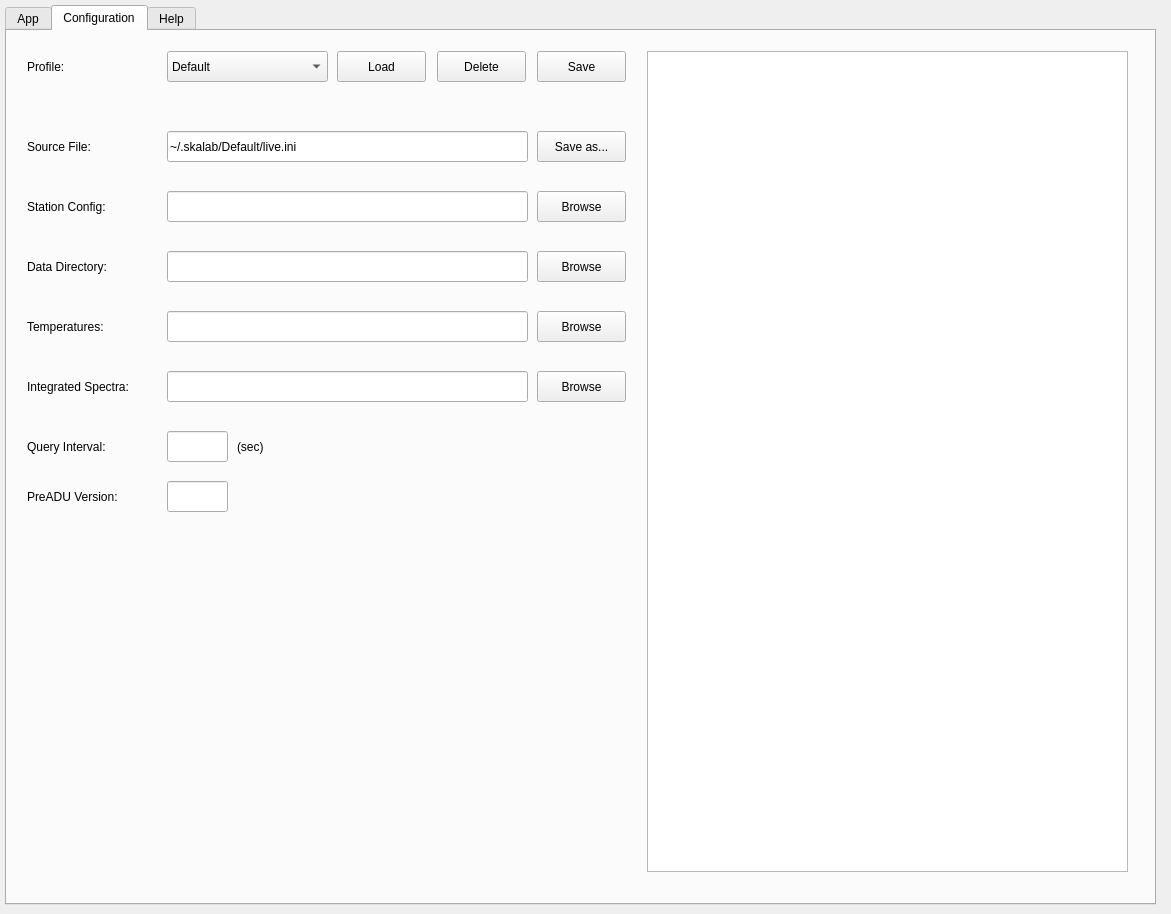
The window that skalab_live.ui (amattana/skalab) describes before a commit, drawn with Qt 5.
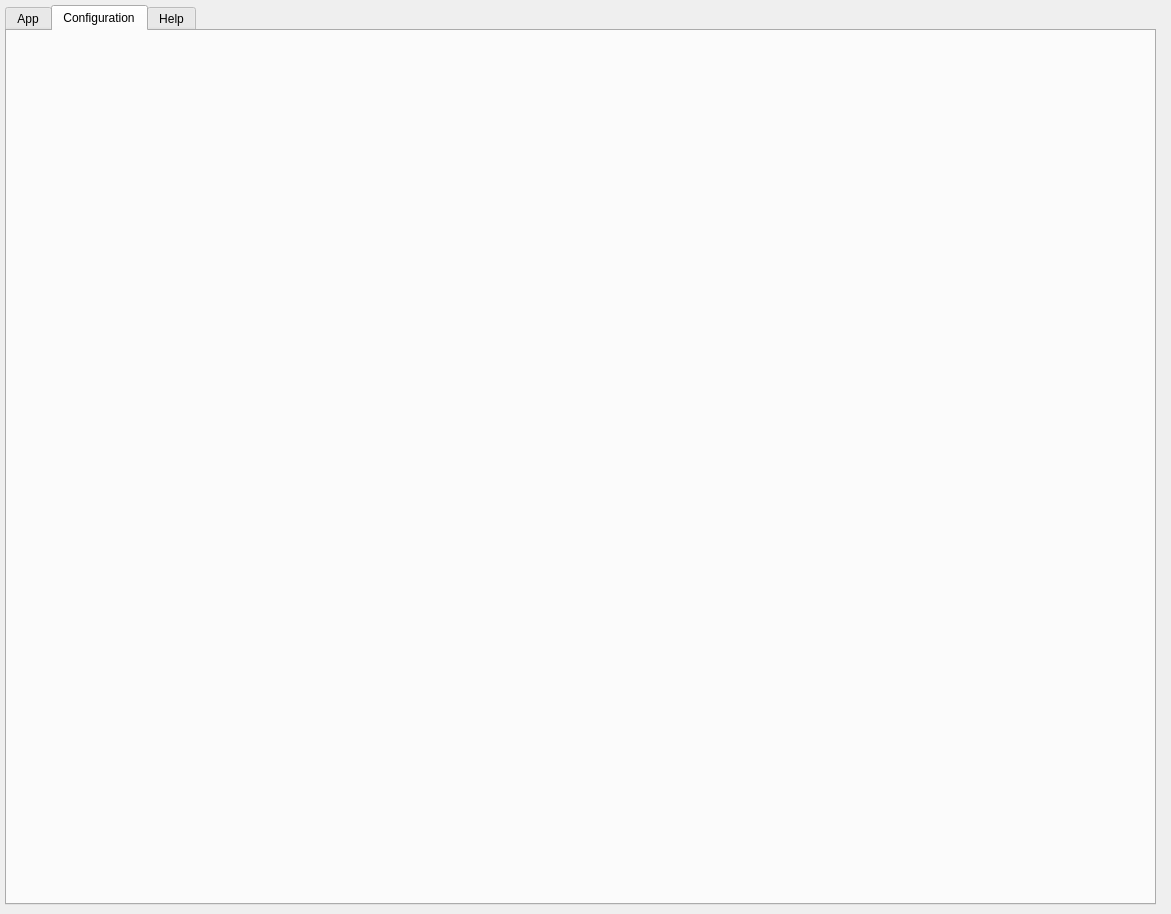
The same window after the commit. The open tabs and pages were chosen to show the change.

Commit message: Profile Manager

What changed in the file:
```diff
--- a/skalab_live.ui
+++ b/skalab_live.ui
@@ -1543,424 +1543,6 @@
     <attribute name="title">
      <string>Configuration</string>
     </attribute>
-    <widget class="QPushButton" name="qbutton_save_2">
-     <property name="geometry">
-      <rect>
-       <x>530</x>
-       <y>20</y>
-       <width>89</width>
-       <height>31</height>
-      </rect>
-     </property>
-     <property name="text">
-      <string>Save</string>
-     </property>
-    </widget>
-    <widget class="QPushButton" name="qbutton_load">
-     <property name="geometry">
-      <rect>
-       <x>330</x>
-       <y>20</y>
-       <width>89</width>
-       <height>31</height>
-      </rect>
-     </property>
-     <property name="text">
-      <string>Load</string>
-     </property>
-    </widget>
-    <widget class="QComboBox" name="qcombo_profile">
-     <property name="geometry">
-      <rect>
-       <x>160</x>
-       <y>20</y>
-       <width>161</width>
-       <height>31</height>
-      </rect>
-     </property>
-     <property name="maxVisibleItems">
-      <number>16</number>
-     </property>
-     <property name="duplicatesEnabled">
-      <bool>false</bool>
-     </property>
-     <item>
-      <property name="text">
-       <string>Default</string>
-      </property>
-     </item>
-    </widget>
-    <widget class="QLabel" name="qlabel_conf_label_5">
-     <property name="geometry">
-      <rect>
-       <x>20</x>
-       <y>20</y>
-       <width>71</width>
-       <height>31</height>
-      </rect>
-     </property>
-     <property name="layoutDirection">
-      <enum>Qt::LeftToRight</enum>
-     </property>
-     <property name="text">
-      <string>Profile:</string>
-     </property>
-     <property name="alignment">
-      <set>Qt::AlignLeading|Qt::AlignLeft|Qt::AlignVCenter</set>
-     </property>
-    </widget>
-    <widget class="QPushButton" name="qbutton_delete">
-     <property name="geometry">
-      <rect>
-       <x>430</x>
-       <y>20</y>
-       <width>89</width>
-       <height>31</height>
-      </rect>
-     </property>
-     <property name="text">
-      <string>Delete</string>
-     </property>
-    </widget>
-    <widget class="QPushButton" name="qbutton_saveas">
-     <property name="geometry">
-      <rect>
-       <x>530</x>
-       <y>100</y>
-       <width>89</width>
-       <height>31</height>
-      </rect>
-     </property>
-     <property name="text">
-      <string>Save as...</string>
-     </property>
-    </widget>
-    <widget class="QLabel" name="qlabel_conf_label">
-     <property name="geometry">
-      <rect>
-       <x>20</x>
-       <y>100</y>
-       <width>91</width>
-       <height>31</height>
-      </rect>
-     </property>
-     <property name="layoutDirection">
-      <enum>Qt::LeftToRight</enum>
-     </property>
-     <property name="text">
-      <string>Source File:</string>
-     </property>
-     <property name="alignment">
-      <set>Qt::AlignLeading|Qt::AlignLeft|Qt::AlignVCenter</set>
-     </property>
-    </widget>
-    <widget class="QLineEdit" name="qline_configuration_file">
-     <property name="geometry">
-      <rect>
-       <x>160</x>
-       <y>100</y>
-       <width>361</width>
-       <height>31</height>
-      </rect>
-     </property>
-     <property name="text">
-      <string>~/.skalab/Default/live.ini</string>
-     </property>
-     <property name="readOnly">
-      <bool>true</bool>
-     </property>
-    </widget>
-    <widget class="QTableWidget" name="qtable_conf">
-     <property name="geometry">
-      <rect>
-       <x>640</x>
-       <y>20</y>
-       <width>481</width>
-       <height>821</height>
-      </rect>
-     </property>
-    </widget>
-    <widget class="QPushButton" name="qbutton_browse_data_directory">
-     <property name="geometry">
-      <rect>
-       <x>530</x>
-       <y>220</y>
-       <width>89</width>
-       <height>31</height>
-      </rect>
-     </property>
-     <property name="text">
-      <string>Browse</string>
-     </property>
-    </widget>
-    <widget class="QLineEdit" name="qline_output_dir">
-     <property name="geometry">
-      <rect>
-       <x>160</x>
-       <y>220</y>
-       <width>361</width>
-       <height>31</height>
-      </rect>
-     </property>
-     <property name="text">
-      <string/>
-     </property>
-     <property name="readOnly">
-      <bool>false</bool>
-     </property>
-    </widget>
-    <widget class="QLabel" name="qlabel_conf_label_2">
-     <property name="geometry">
-      <rect>
-       <x>20</x>
-       <y>220</y>
-       <width>121</width>
-       <height>31</height>
-      </rect>
-     </property>
-     <property name="layoutDirection">
-      <enum>Qt::LeftToRight</enum>
-     </property>
-     <property name="text">
-      <string>Data Directory:</string>
-     </property>
-     <property name="alignment">
-      <set>Qt::AlignLeading|Qt::AlignLeft|Qt::AlignVCenter</set>
-     </property>
-    </widget>
-    <widget class="QLabel" name="qlabel_conf_label_8">
-     <property name="geometry">
-      <rect>
-       <x>20</x>
-       <y>400</y>
-       <width>111</width>
-       <height>31</height>
-      </rect>
-     </property>
-     <property name="layoutDirection">
-      <enum>Qt::LeftToRight</enum>
-     </property>
-     <property name="text">
-      <string>Query Interval:</string>
-     </property>
-     <property name="alignment">
-      <set>Qt::AlignLeading|Qt::AlignLeft|Qt::AlignVCenter</set>
-     </property>
-    </widget>
-    <widget class="QLabel" name="qlabel_conf_label_9">
-     <property name="geometry">
-      <rect>
-       <x>230</x>
-       <y>400</y>
-       <width>41</width>
-       <height>31</height>
-      </rect>
-     </property>
-     <property name="layoutDirection">
-      <enum>Qt::LeftToRight</enum>
-     </property>
-     <property name="text">
-      <string>(sec)</string>
-     </property>
-     <property name="alignment">
-      <set>Qt::AlignLeading|Qt::AlignLeft|Qt::AlignVCenter</set>
-     </property>
-    </widget>
-    <widget class="QLineEdit" name="qline_profile_interval">
-     <property name="geometry">
-      <rect>
-       <x>160</x>
-       <y>400</y>
-       <width>61</width>
-       <height>31</height>
-      </rect>
-     </property>
-     <property name="text">
-      <string/>
-     </property>
-     <property name="readOnly">
-      <bool>false</bool>
-     </property>
-    </widget>
-    <widget class="QPushButton" name="qbutton_browse_station_config">
-     <property name="geometry">
-      <rect>
-       <x>530</x>
-       <y>160</y>
-       <width>89</width>
-       <height>31</height>
-      </rect>
-     </property>
-     <property name="text">
-      <string>Browse</string>
-     </property>
-    </widget>
-    <widget class="QLabel" name="qlabel_conf_label_3">
-     <property name="geometry">
-      <rect>
-       <x>20</x>
-       <y>160</y>
-       <width>121</width>
-       <height>31</height>
-      </rect>
-     </property>
-     <property name="layoutDirection">
-      <enum>Qt::LeftToRight</enum>
-     </property>
-     <property name="text">
-      <string>Station Config:</string>
-     </property>
-     <property name="alignment">
-      <set>Qt::AlignLeading|Qt::AlignLeft|Qt::AlignVCenter</set>
-     </property>
-    </widget>
-    <widget class="QLineEdit" name="qline_configfile">
-     <property name="geometry">
-      <rect>
-       <x>160</x>
-       <y>160</y>
-       <width>361</width>
-       <height>31</height>
-      </rect>
-     </property>
-     <property name="text">
-      <string/>
-     </property>
-     <property name="readOnly">
-      <bool>false</bool>
-     </property>
-    </widget>
-    <widget class="QPushButton" name="qbutton_browse_data_directory_2">
-     <property name="geometry">
-      <rect>
-       <x>530</x>
-       <y>280</y>
-       <width>89</width>
-       <height>31</height>
-      </rect>
-     </property>
-     <property name="text">
-      <string>Browse</string>
-     </property>
-    </widget>
-    <widget class="QLabel" name="qlabel_conf_label_4">
-     <property name="geometry">
-      <rect>
-       <x>20</x>
-       <y>280</y>
-       <width>131</width>
-       <height>31</height>
-      </rect>
-     </property>
-     <property name="layoutDirection">
-      <enum>Qt::LeftToRight</enum>
-     </property>
-     <property name="text">
-      <string>Temperatures:</string>
-     </property>
-     <property name="alignment">
-      <set>Qt::AlignLeading|Qt::AlignLeft|Qt::AlignVCenter</set>
-     </property>
-    </widget>
-    <widget class="QLineEdit" name="qline_temperatures_path">
-     <property name="geometry">
-      <rect>
-       <x>160</x>
-       <y>280</y>
-       <width>361</width>
-       <height>31</height>
-      </rect>
-     </property>
-     <property name="text">
-      <string/>
-     </property>
-     <property name="readOnly">
-      <bool>false</bool>
-     </property>
-    </widget>
-    <widget class="QLabel" name="qlabel_conf_label_6">
-     <property name="geometry">
-      <rect>
-       <x>20</x>
-       <y>340</y>
-       <width>131</width>
-       <height>31</height>
-      </rect>
-     </property>
-     <property name="layoutDirection">
-      <enum>Qt::LeftToRight</enum>
-     </property>
-     <property name="text">
-      <string>Integrated Spectra:</string>
-     </property>
-     <property name="alignment">
-      <set>Qt::AlignLeading|Qt::AlignLeft|Qt::AlignVCenter</set>
-     </property>
-    </widget>
-    <widget class="QLineEdit" name="qline_integrated_spectra_path">
-     <property name="geometry">
-      <rect>
-       <x>160</x>
-       <y>340</y>
-       <width>361</width>
-       <height>31</height>
-      </rect>
-     </property>
-     <property name="text">
-      <string/>
-     </property>
-     <property name="readOnly">
-      <bool>false</bool>
-     </property>
-    </widget>
-    <widget class="QPushButton" name="qbutton_browse_data_directory_3">
-     <property name="geometry">
-      <rect>
-       <x>530</x>
-       <y>340</y>
-       <width>89</width>
-       <height>31</height>
-      </rect>
-     </property>
-     <property name="text">
-      <string>Browse</string>
-     </property>
-    </widget>
-    <widget class="QLineEdit" name="qline_profile_board_version">
-     <property name="geometry">
-      <rect>
-       <x>160</x>
-       <y>450</y>
-       <width>61</width>
-       <height>31</height>
-      </rect>
-     </property>
-     <property name="text">
-      <string/>
-     </property>
-     <property name="readOnly">
-      <bool>false</bool>
-     </property>
-    </widget>
-    <widget class="QLabel" name="qlabel_conf_label_10">
-     <property name="geometry">
-      <rect>
-       <x>20</x>
-       <y>450</y>
-       <width>131</width>
-       <height>31</height>
-      </rect>
-     </property>
-     <property name="layoutDirection">
-      <enum>Qt::LeftToRight</enum>
-     </property>
-     <property name="text">
-      <string>PreADU Version:</string>
-     </property>
-     <property name="alignment">
-      <set>Qt::AlignLeading|Qt::AlignLeft|Qt::AlignVCenter</set>
-     </property>
-    </widget>
    </widget>
    <widget class="QWidget" name="qtab_help">
     <attribute name="title">
```
The commit also changes 18 other files.
